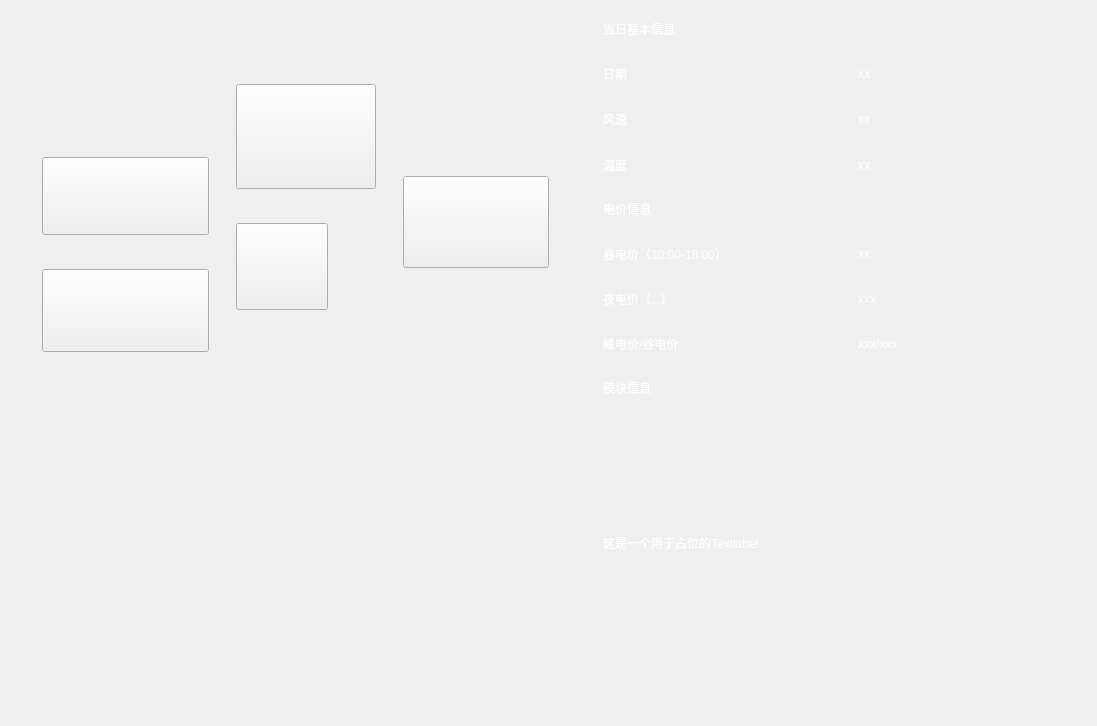
This is Main_Page/MainPage.ui in overji/EMS_SJTU_Innovation as Qt 5 draws it before an edit. The edited form follows.
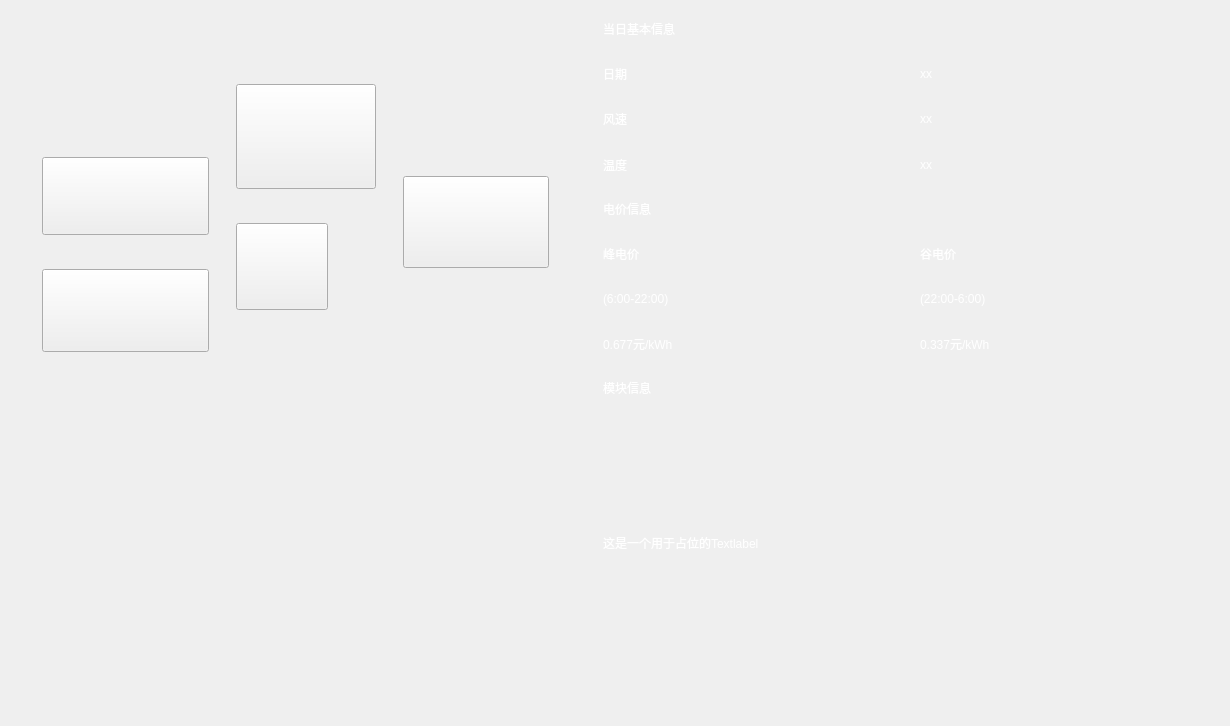
This is the edited form.

Patch:
```diff
--- a/Main_Page/MainPage.ui
+++ b/Main_Page/MainPage.ui
@@ -6,7 +6,7 @@
    <rect>
     <x>0</x>
     <y>0</y>
-    <width>1097</width>
+    <width>1230</width>
     <height>726</height>
    </rect>
   </property>
@@ -258,7 +258,7 @@
     <rect>
      <x>590</x>
      <y>10</y>
-     <width>504</width>
+     <width>627</width>
      <height>662</height>
     </rect>
    </property>
@@ -364,7 +364,7 @@
      </widget>
     </item>
     <item>
-     <layout class="QGridLayout" name="gridLayout_2">
+     <layout class="QGridLayout" name="gridLayout_2" columnstretch="1,1">
       <item row="0" column="0">
        <widget class="QLabel" name="label_10">
         <property name="styleSheet">
@@ -373,7 +373,7 @@
 padding:10px;</string>
         </property>
         <property name="text">
-         <string>昼电价（10:00-18:00）</string>
+         <string>峰电价</string>
         </property>
        </widget>
       </item>
@@ -385,7 +385,7 @@
 padding:10px;</string>
         </property>
         <property name="text">
-         <string>峰电价/谷电价</string>
+         <string>0.677元/kWh</string>
         </property>
        </widget>
       </item>
@@ -397,7 +397,7 @@
 padding:10px;</string>
         </property>
         <property name="text">
-         <string>夜电价（...）</string>
+         <string>(6:00-22:00)</string>
         </property>
        </widget>
       </item>
@@ -409,7 +409,7 @@
 padding:10px;</string>
         </property>
         <property name="text">
-         <string>xx</string>
+         <string>谷电价</string>
         </property>
        </widget>
       </item>
@@ -421,7 +421,7 @@
 padding:10px;</string>
         </property>
         <property name="text">
-         <string>xxx</string>
+         <string>(22:00-6:00)</string>
         </property>
        </widget>
       </item>
@@ -433,7 +433,7 @@
 padding:10px;</string>
         </property>
         <property name="text">
-         <string>xxx/xxx</string>
+         <string>0.337元/kWh</string>
         </property>
        </widget>
       </item>
```
